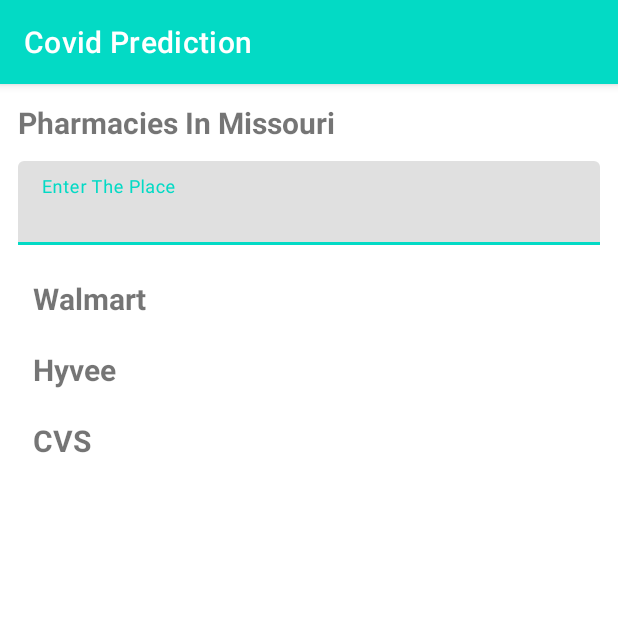
After one commit to vineetha-batchu/covid19-prediction, an Android app: the PharmacyListActivity screen opened directly, with no data from a screen before it, on a phone screen of 412 x 824 dp, the top half of it. The commit adds this screen. Run offline under Robolectric (Android 15) with nearby library versions, the phone set to English and light mode, and no system bars.

Commit message:
Pharmacy list page designing completed.

```diff
--- a/app/src/main/AndroidManifest.xml
+++ b/app/src/main/AndroidManifest.xml
@@ -25,6 +25,7 @@
         <activity android:name=".BmiActivity"/>
         <activity android:name=".VaccinationActivity"/>
         <activity android:name=".CovidPrediction"/>
+        <activity android:name=".PharmacyListActivity"/>
     </application>
 
 </manifest>
--- /dev/null
+++ b/app/src/main/java/com/example/group2_project/AdapterPlaces.java
@@ -0,0 +1,48 @@
+package com.example.group2_project;
+
+import android.view.LayoutInflater;
+import android.view.View;
+import android.view.ViewGroup;
+import android.widget.TextView;
+
+import androidx.annotation.NonNull;
+import androidx.recyclerview.widget.RecyclerView;
+
+import java.util.List;
+
+public class AdapterPlaces extends RecyclerView.Adapter<AdapterPlaces.MyViewHolder>{
+
+    private List<String> placesList;
+    private TextView message,time;
+
+    public AdapterPlaces(List<String> placesList) {
+        this.placesList = placesList;
+    }
+
+    @NonNull
+    @Override
+    public MyViewHolder onCreateViewHolder(@NonNull ViewGroup viewGroup, int i) {
+
+        View view = LayoutInflater.from(viewGroup.getContext()).inflate(R.layout.pharmacy_list_item,viewGroup,false);
+        return new MyViewHolder(view);
+    }
+
+    @Override
+    public void onBindViewHolder(@NonNull MyViewHolder myViewHolder, int i) {
+        message.setText(placesList.get(i));
+    }
+
+    @Override
+    public int getItemCount() {
+        return placesList.size();
+    }
+
+    public class MyViewHolder extends RecyclerView.ViewHolder{
+
+        public MyViewHolder(@NonNull View itemView) {
+            super(itemView);
+            message = itemView.findViewById(R.id.tv_pharmacy_item);
+        }
+    }
+
+}
--- a/app/src/main/java/com/example/group2_project/MainActivity.java
+++ b/app/src/main/java/com/example/group2_project/MainActivity.java
@@ -8,7 +8,7 @@ import android.os.Bundle;
 import android.view.View;
 
 public class MainActivity extends AppCompatActivity {
-    CardView medicine, faq, bmi, vaccination, prediction;
+    CardView medicine, faq, bmi, vaccination, prediction, pharmacyList;
 
     @Override
     protected void onCreate(Bundle savedInstanceState) {
@@ -20,12 +20,14 @@ public class MainActivity extends AppCompatActivity {
         bmi = findViewById(R.id.btnBmi);
         vaccination = findViewById(R.id.btnVaccine);
         prediction = findViewById(R.id.btnPredict);
+        pharmacyList = findViewById(R.id.btnPharmacy);
 
         medicine.setOnClickListener(v -> medicineReminder(v));
         faq.setOnClickListener(v -> faq(v));
         bmi.setOnClickListener(v -> bmi(v));
         vaccination.setOnClickListener(v -> vaccination(v));
         prediction.setOnClickListener(v -> prediction(v));
+        pharmacyList.setOnClickListener(v -> pharmacyList(v));
     }
 
     public void medicineReminder(View v){
@@ -52,4 +54,9 @@ public class MainActivity extends AppCompatActivity {
         Intent explicit = new Intent(MainActivity.this, CovidPrediction.class);
         startActivity(explicit );
     }
+
+    public void pharmacyList(View v){
+        Intent explicit = new Intent(MainActivity.this, PharmacyListActivity.class);
+        startActivity(explicit );
+    }
 }
--- /dev/null
+++ b/app/src/main/java/com/example/group2_project/PharmacyListActivity.java
@@ -0,0 +1,39 @@
+package com.example.group2_project;
+
+import android.os.Bundle;
+
+import androidx.annotation.Nullable;
+import androidx.appcompat.app.AppCompatActivity;
+import androidx.recyclerview.widget.LinearLayoutManager;
+import androidx.recyclerview.widget.RecyclerView;
+
+import java.util.ArrayList;
+
+public class PharmacyListActivity extends AppCompatActivity {
+    private RecyclerView recyclerView;
+    private AdapterPlaces adapter;
+
+    @Override
+    protected void onCreate(@Nullable Bundle savedInstanceState) {
+        super.onCreate(savedInstanceState);
+        setContentView(R.layout.activity_pharmacy_list);
+
+
+        recyclerView = findViewById(R.id.recyclerView);
+        LinearLayoutManager linearLayoutManager = new LinearLayoutManager(PharmacyListActivity.this);
+        recyclerView.setLayoutManager(linearLayoutManager);
+        setItemsInRecyclerView();
+    }
+
+    public void setItemsInRecyclerView() {
+
+        ArrayList<String> places = new ArrayList<>();
+        places.add("Walmart");
+        places.add("Hyvee");
+        places.add("CVS");
+
+        adapter = new AdapterPlaces(places);
+        recyclerView.setAdapter(adapter);
+
+    }
+}
--- /dev/null
+++ b/app/src/main/res/layout/activity_pharmacy_list.xml
@@ -0,0 +1,37 @@
+<?xml version="1.0" encoding="utf-8"?>
+<LinearLayout
+    xmlns:android="http://schemas.android.com/apk/res/android"
+    android:layout_width="match_parent"
+    android:layout_height="match_parent"
+    android:orientation="vertical"
+    android:padding="12dp">
+
+    <TextView
+        android:layout_width="wrap_content"
+        android:layout_height="wrap_content"
+        android:text="Pharmacies In Missouri"
+        android:textStyle="bold"
+        android:textSize="20sp"/>
+
+
+    <com.google.android.material.textfield.TextInputLayout
+        android:layout_width="match_parent"
+        android:layout_height="wrap_content"
+        android:layout_marginTop="12dp"
+        android:hint="Enter The Place">
+
+        <com.google.android.material.textfield.TextInputEditText
+            android:layout_width="match_parent"
+            android:layout_height="wrap_content" />
+
+    </com.google.android.material.textfield.TextInputLayout>
+
+
+
+    <androidx.recyclerview.widget.RecyclerView
+        android:id="@+id/recyclerView"
+        android:layout_width="match_parent"
+        android:layout_height="match_parent"
+        android:layout_marginTop="12dp"
+        />
+</LinearLayout>
--- /dev/null
+++ b/app/src/main/res/layout/pharmacy_list_item.xml
@@ -0,0 +1,16 @@
+<?xml version="1.0" encoding="utf-8"?>
+<LinearLayout
+    xmlns:android="http://schemas.android.com/apk/res/android"
+    android:layout_width="match_parent"
+    android:layout_height="wrap_content">
+
+    <TextView
+        android:id="@+id/tv_pharmacy_item"
+        android:layout_width="wrap_content"
+        android:layout_height="wrap_content"
+        android:padding="10dp"
+        android:text="abc"
+        android:textStyle="bold"
+        android:textSize="20sp"/>
+
+</LinearLayout>
```
